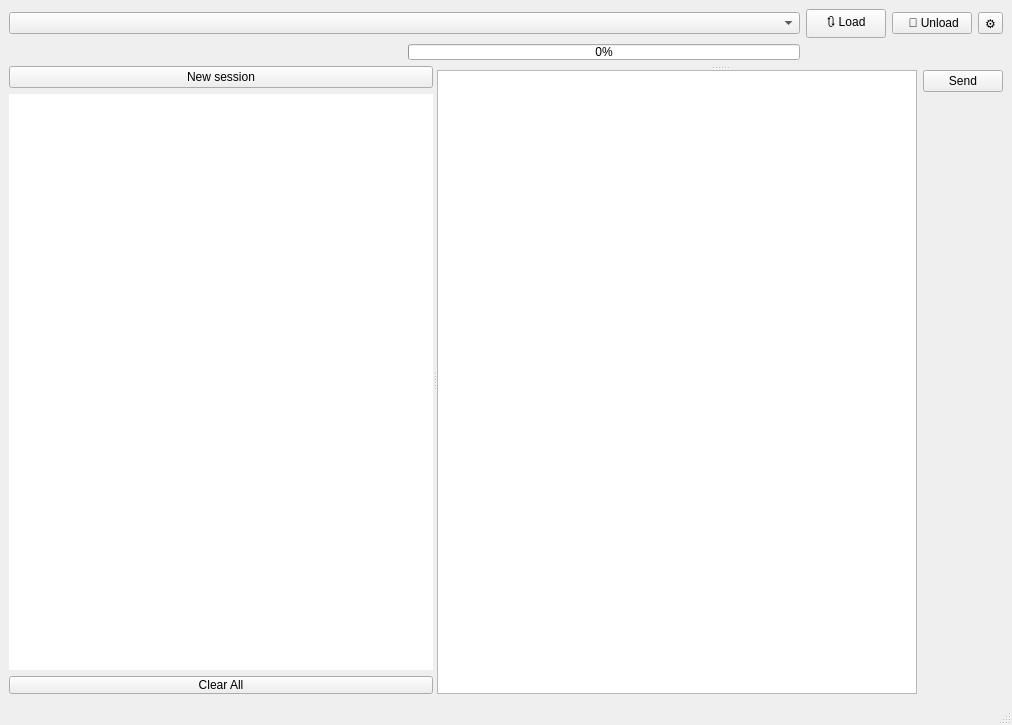
Old version of the form mainwindow.ui in the repository artthirt/LLMTest.
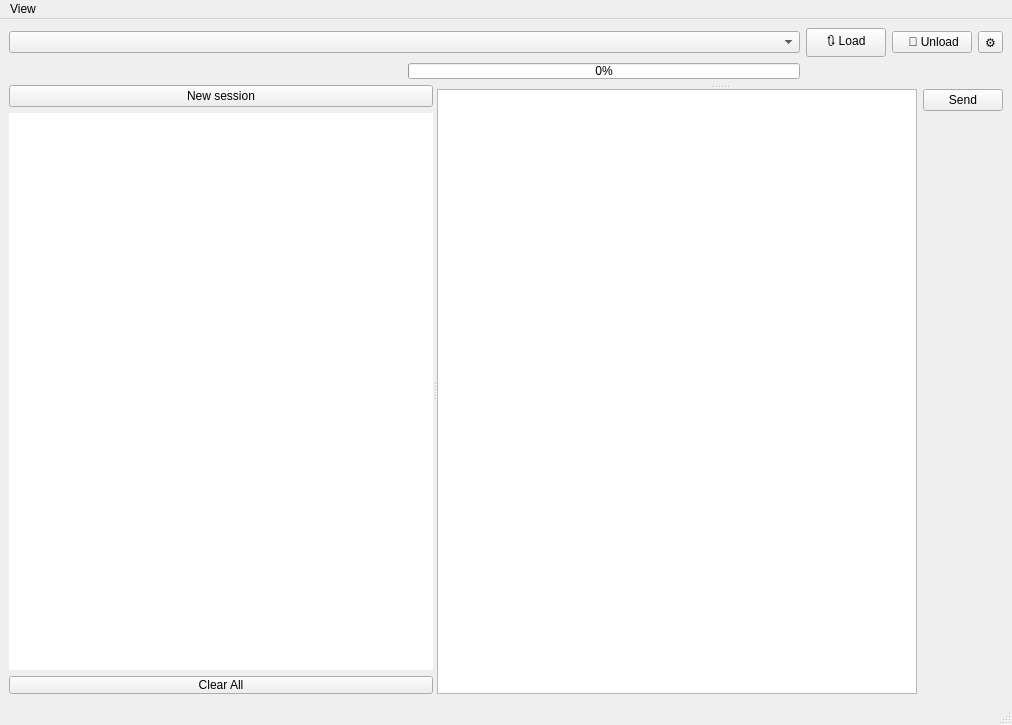
New version of the form.

Diff of the .ui file:
```diff
--- a/mainwindow.ui
+++ b/mainwindow.ui
@@ -235,9 +235,19 @@
      <x>0</x>
      <y>0</y>
      <width>1012</width>
-     <height>25</height>
+     <height>21</height>
     </rect>
    </property>
+   <widget class="QMenu" name="menuView">
+    <property name="title">
+     <string>View</string>
+    </property>
+    <addaction name="actionUser_Style"/>
+    <addaction name="actionReasonong_Style"/>
+    <addaction name="actionContent_Style"/>
+    <addaction name="actionChat_Background"/>
+   </widget>
+   <addaction name="menuView"/>
   </widget>
   <widget class="QStatusBar" name="statusbar"/>
  </widget>
```
Left out of the diff: 20 changed lines with no effect on the pictures.
